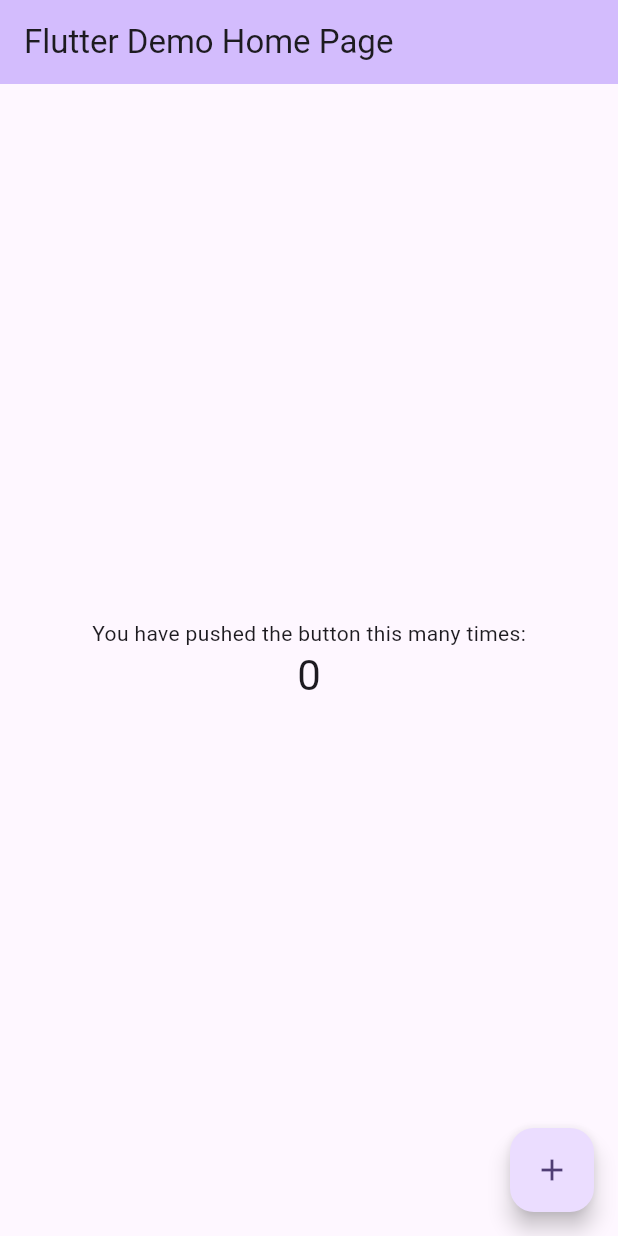
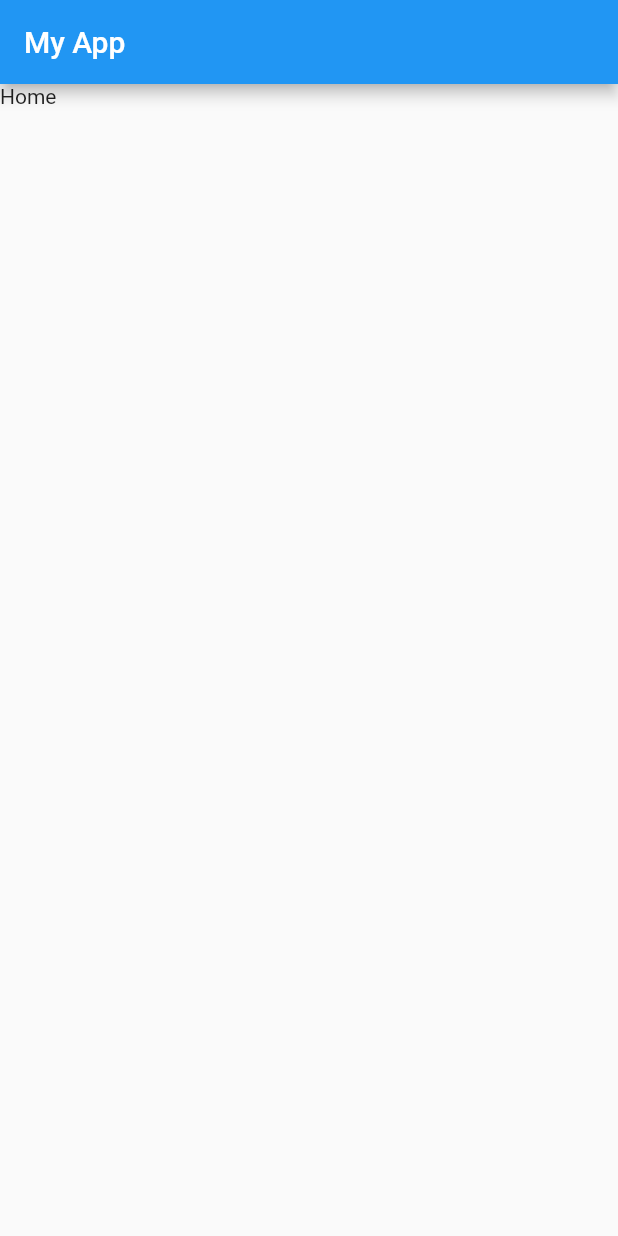
Before and after one commit to MrSohan10/Flutter-Rabbil-Sir, a Flutter app: the screen it shows after launch, on a phone screen of 412 x 824 dp. Run offline on Flutter 3.47's test engine with Material 2 defaults, Android fonts, the phone set to English and light mode, and no system bars.

Commit message:
create Home page simple appbar & body

```diff
--- /dev/null
+++ b/lib/home_page.dart
@@ -0,0 +1,15 @@
+import 'package:flutter/material.dart';
+
+class HomePage extends StatelessWidget {
+  const HomePage({super.key});
+
+  @override
+  Widget build(BuildContext context) {
+    return Scaffold(
+      appBar: AppBar(
+        title: Text('My App'),
+      ),
+      body: Text('Home'),
+    );
+  }
+}
--- a/lib/main.dart
+++ b/lib/main.dart
@@ -1,125 +1,18 @@
+import 'package:flutter/cupertino.dart';
 import 'package:flutter/material.dart';
+import 'package:flutter_rabbil_sir/home_page.dart';
 
-void main() {
-  runApp(const MyApp());
+void main(){
+  runApp(MyApp());
 }
 
 class MyApp extends StatelessWidget {
   const MyApp({super.key});
 
-  // This widget is the root of your application.
   @override
   Widget build(BuildContext context) {
-    return MaterialApp(
-      title: 'Flutter Demo',
-      theme: ThemeData(
-        // This is the theme of your application.
-        //
-        // TRY THIS: Try running your application with "flutter run". You'll see
-        // the application has a blue toolbar. Then, without quitting the app,
-        // try changing the seedColor in the colorScheme below to Colors.green
-        // and then invoke "hot reload" (save your changes or press the "hot
-        // reload" button in a Flutter-supported IDE, or press "r" if you used
-        // the command line to start the app).
-        //
-        // Notice that the counter didn't reset back to zero; the application
-        // state is not lost during the reload. To reset the state, use hot
-        // restart instead.
-        //
-        // This works for code too, not just values: Most code changes can be
-        // tested with just a hot reload.
-        colorScheme: ColorScheme.fromSeed(seedColor: Colors.deepPurple),
-        useMaterial3: true,
-      ),
-      home: const MyHomePage(title: 'Flutter Demo Home Page'),
+    return const MaterialApp(
+      home: HomePage(),
     );
   }
 }
-
-class MyHomePage extends StatefulWidget {
-  const MyHomePage({super.key, required this.title});
-
-  // This widget is the home page of your application. It is stateful, meaning
-  // that it has a State object (defined below) that contains fields that affect
-  // how it looks.
-
-  // This class is the configuration for the state. It holds the values (in this
-  // case the title) provided by the parent (in this case the App widget) and
-  // used by the build method of the State. Fields in a Widget subclass are
-  // always marked "final".
-
-  final String title;
-
-  @override
-  State<MyHomePage> createState() => _MyHomePageState();
-}
-
-class _MyHomePageState extends State<MyHomePage> {
-  int _counter = 0;
-
-  void _incrementCounter() {
-    setState(() {
-      // This call to setState tells the Flutter framework that something has
-      // changed in this State, which causes it to rerun the build method below
-      // so that the display can reflect the updated values. If we changed
-      // _counter without calling setState(), then the build method would not be
-      // called again, and so nothing would appear to happen.
-      _counter++;
-    });
-  }
-
-  @override
-  Widget build(BuildContext context) {
-    // This method is rerun every time setState is called, for instance as done
-    // by the _incrementCounter method above.
-    //
-    // The Flutter framework has been optimized to make rerunning build methods
-    // fast, so that you can just rebuild anything that needs updating rather
-    // than having to individually change instances of widgets.
-    return Scaffold(
-      appBar: AppBar(
-        // TRY THIS: Try changing the color here to a specific color (to
-        // Colors.amber, perhaps?) and trigger a hot reload to see the AppBar
-        // change color while the other colors stay the same.
-        backgroundColor: Theme.of(context).colorScheme.inversePrimary,
-        // Here we take the value from the MyHomePage object that was created by
-        // the App.build method, and use it to set our appbar title.
-        title: Text(widget.title),
-      ),
-      body: Center(
-        // Center is a layout widget. It takes a single child and positions it
-        // in the middle of the parent.
-        child: Column(
-          // Column is also a layout widget. It takes a list of children and
-          // arranges them vertically. By default, it sizes itself to fit its
-          // children horizontally, and tries to be as tall as its parent.
-          //
-          // Column has various properties to control how it sizes itself and
-          // how it positions its children. Here we use mainAxisAlignment to
-          // center the children vertically; the main axis here is the vertical
-          // axis because Columns are vertical (the cross axis would be
-          // horizontal).
-          //
-          // TRY THIS: Invoke "debug painting" (choose the "Toggle Debug Paint"
-          // action in the IDE, or press "p" in the console), to see the
-          // wireframe for each widget.
-          mainAxisAlignment: MainAxisAlignment.center,
-          children: <Widget>[
-            const Text(
-              'You have pushed the button this many times:',
-            ),
-            Text(
-              '$_counter',
-              style: Theme.of(context).textTheme.headlineMedium,
-            ),
-          ],
-        ),
-      ),
-      floatingActionButton: FloatingActionButton(
-        onPressed: _incrementCounter,
-        tooltip: 'Increment',
-        child: const Icon(Icons.add),
-      ), // This trailing comma makes auto-formatting nicer for build methods.
-    );
-  }
-}
```
